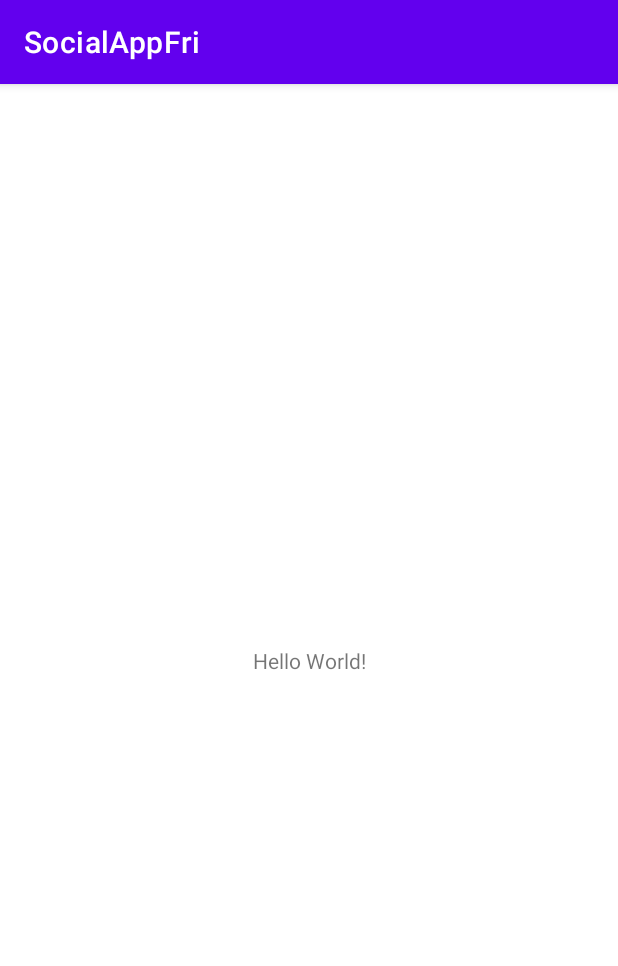
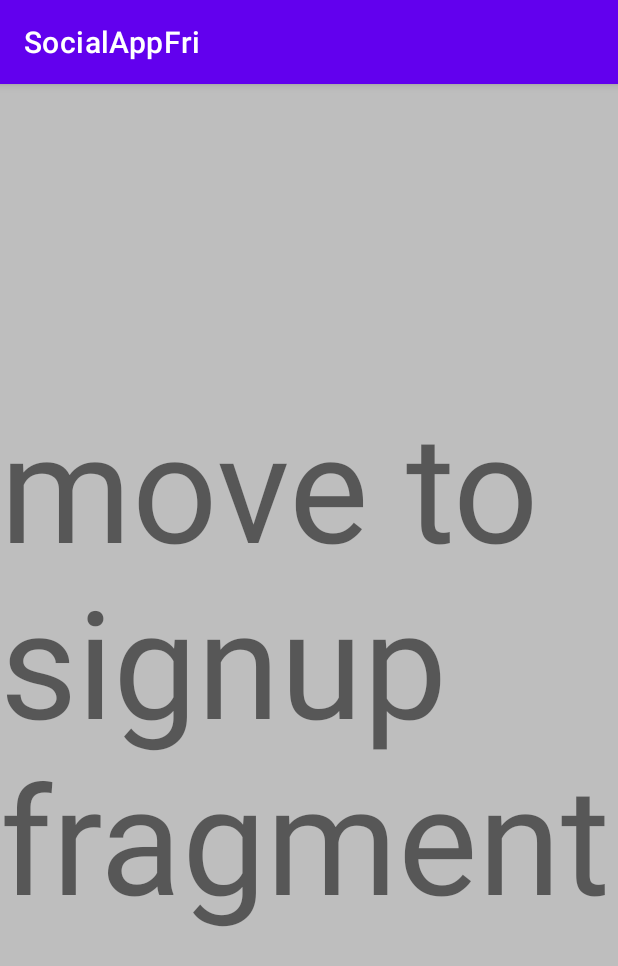
Before and after one commit to muhammed122/social-app-fri, an Android app: the screen it shows after launch (MainActivity before the commit, TestActivity after it), on a phone screen of 412 x 824 dp. Shown: the top 966 px of the screen. Run offline under Robolectric (Android 15) with nearby library versions, the phone set to English and light mode, and no system bars.

Commit message:
sending data using bundle in fragments and activities

```diff
--- /dev/null
+++ b/app/src/main/java/com/example/socialappfri/FragmentA.java
@@ -0,0 +1,90 @@
+package com.example.socialappfri;
+
+import android.os.Bundle;
+
+import androidx.annotation.NonNull;
+import androidx.annotation.Nullable;
+import androidx.fragment.app.Fragment;
+
+import android.view.LayoutInflater;
+import android.view.View;
+import android.view.ViewGroup;
+import android.widget.TextView;
+
+/**
+ * A simple {@link Fragment} subclass.
+ * Use the {@link FragmentA#newInstance} factory method to
+ * create an instance of this fragment.
+ */
+public class FragmentA extends Fragment {
+
+    // TODO: Rename parameter arguments, choose names that match
+    // the fragment initialization parameters, e.g. ARG_ITEM_NUMBER
+    private static final String ARG_PARAM1 = "param1";
+    private static final String ARG_PARAM2 = "param2";
+
+    // TODO: Rename and change types of parameters
+    private String mParam1;
+    private String mParam2;
+
+    public FragmentA() {
+        // Required empty public constructor
+    }
+
+    /**
+     * Use this factory method to create a new instance of
+     * this fragment using the provided parameters.
+     *
+     * @param param1 Parameter 1.
+     * @param param2 Parameter 2.
+     * @return A new instance of fragment FragmentA.
+     */
+    // TODO: Rename and change types and number of parameters
+    public static FragmentA newInstance(String param1, String param2) {
+        FragmentA fragment = new FragmentA();
+        Bundle args = new Bundle();
+        args.putString(ARG_PARAM1, param1);
+        args.putString(ARG_PARAM2, param2);
+        fragment.setArguments(args);
+        return fragment;
+    }
+
+    @Override
+    public void onCreate(Bundle savedInstanceState) {
+        super.onCreate(savedInstanceState);
+        if (getArguments() != null) {
+            mParam1 = getArguments().getString(ARG_PARAM1);
+            mParam2 = getArguments().getString(ARG_PARAM2);
+        }
+    }
+
+    @Override
+    public View onCreateView(LayoutInflater inflater, ViewGroup container,
+                             Bundle savedInstanceState) {
+        // Inflate the layout for this fragment
+        return inflater.inflate(R.layout.fragment_a, container, false);
+    }
+
+    TextView txt;
+    @Override
+    public void onViewCreated(@NonNull View view, @Nullable Bundle savedInstanceState) {
+        super.onViewCreated(view, savedInstanceState);
+        txt = view.findViewById(R.id.txt_btn);
+        txt.setOnClickListener(new View.OnClickListener() {
+            @Override
+            public void onClick(View view) {
+                Fragment singUpFragment = new SignupFragment();
+                Bundle bundle = new Bundle();
+                bundle.putSerializable("user", new UserModel(2,"test"));
+                singUpFragment.setArguments(bundle);
+                getActivity()
+                        .getSupportFragmentManager()
+                        .beginTransaction()
+                        .add(R.id.main_container,singUpFragment)
+                        .addToBackStack("")
+                        .commit();
+
+            }
+        });
+    }
+}
--- a/app/src/main/java/com/example/socialappfri/TestActivity.java
+++ b/app/src/main/java/com/example/socialappfri/TestActivity.java
@@ -1,8 +1,11 @@
 package com.example.socialappfri;
 
 import androidx.appcompat.app.AppCompatActivity;
+import androidx.fragment.app.Fragment;
 
 import android.os.Bundle;
+import android.util.Log;
+import android.widget.Toast;
 
 public class TestActivity extends AppCompatActivity {
 
@@ -10,8 +13,14 @@ public class TestActivity extends AppCompatActivity {
     protected void onCreate(Bundle savedInstanceState) {
         super.onCreate(savedInstanceState);
         setContentView(R.layout.activity_test);
+        showFragment(new FragmentA());
 
-        //adding new comment
+    }
+
+    private void showFragment(Fragment fragment) {
+        getSupportFragmentManager().beginTransaction()
+                .replace(R.id.main_container, fragment)
+                .commit();
 
     }
 }
--- a/app/src/main/res/layout/activity_test.xml
+++ b/app/src/main/res/layout/activity_test.xml
@@ -4,6 +4,7 @@
     xmlns:tools="http://schemas.android.com/tools"
     android:layout_width="match_parent"
     android:layout_height="match_parent"
+    android:id="@+id/main_container"
     tools:context=".TestActivity">
 
 </androidx.constraintlayout.widget.ConstraintLayout>
--- /dev/null
+++ b/app/src/main/res/layout/fragment_a.xml
@@ -0,0 +1,20 @@
+<?xml version="1.0" encoding="utf-8"?>
+<FrameLayout xmlns:android="http://schemas.android.com/apk/res/android"
+    xmlns:tools="http://schemas.android.com/tools"
+    android:layout_width="match_parent"
+    android:layout_height="match_parent"
+    android:background="#bebebe"
+    tools:context=".FragmentA">
+
+    <!-- TODO: Update blank fragment layout -->
+    <TextView
+        android:id="@+id/txt_btn"
+        android:layout_width="match_parent"
+        android:layout_height="wrap_content"
+        android:clickable="true"
+        android:focusable="true"
+        android:layout_gravity="center"
+        android:text="move to signup fragment"
+        android:textSize="100sp" />
+
+</FrameLayout>
--- a/app/src/main/res/values/strings.xml
+++ b/app/src/main/res/values/strings.xml
@@ -1,3 +1,5 @@
 <resources>
     <string name="app_name">SocialAppFri</string>
+    <!-- TODO: Remove or change this placeholder text -->
+    <string name="hello_blank_fragment">Hello blank fragment</string>
 </resources>
```
Also changed, not shown: app/src/main/AndroidManifest.xml (+6 -4 lines), app/src/main/java/com/example/socialappfri/MainActivity.java (+32 -3 lines), app/src/main/java/com/example/socialappfri/SignupFragment.java (added, +84 -0 lines), app/src/main/java/com/example/socialappfri/UserModel.java (added, +29 -0 lines), app/src/main/res/layout/activity_main.xml (+13 -3 lines), app/src/main/res/layout/fragment_signup.xml (added, +19 -0 lines).
